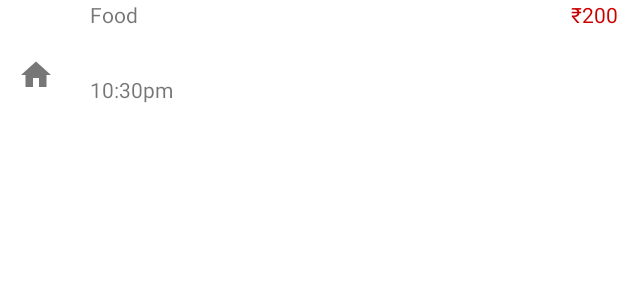
After one commit to Sarath-Sivakumar/Fury, an Android app: the layout exp_list_item.xml on its own in the app's theme, with its tools: preview values and no code run, on a phone screen of 412 x 824 dp. The commit adds this screen. Shown: the top 300 px of the screen. Run offline under Robolectric (Android 15) with nearby library versions, the phone set to English and light mode, and no system bars.

Commit message:
15th commit

```diff
--- a/app/src/main/res/layout/activity_main.xml
+++ b/app/src/main/res/layout/activity_main.xml
@@ -54,5 +54,6 @@
             android:layout_width="wrap_content"
             android:layout_height="match_parent"
             android:icon="@drawable/ic_home"/>
+
     </com.google.android.material.tabs.TabLayout>
 </LinearLayout>
--- /dev/null
+++ b/app/src/main/res/layout/exp_list_item.xml
@@ -0,0 +1,48 @@
+<?xml version="1.0" encoding="utf-8"?>
+<LinearLayout xmlns:android="http://schemas.android.com/apk/res/android"
+    android:layout_width="match_parent"
+    android:layout_height="100dp"
+    android:orientation="horizontal">
+
+    <ImageView
+        android:id="@+id/itemIcon"
+        android:layout_width="wrap_content"
+        android:layout_height="match_parent"
+        android:padding="12dp"
+        android:src="@drawable/ic_home" />
+
+    <LinearLayout
+        android:layout_width="0dp"
+        android:layout_height="match_parent"
+        android:layout_weight="1"
+        android:orientation="vertical">
+
+        <TextView
+            android:id="@+id/itemTitle"
+            android:layout_width="match_parent"
+            android:layout_height="0dp"
+            android:text="Food"
+            android:paddingStart="12dp"
+            android:paddingEnd="0dp"
+            android:layout_gravity="bottom|start"
+            android:layout_weight="0.5" />
+
+        <TextView
+            android:id="@+id/itemTime"
+            android:layout_width="match_parent"
+            android:layout_height="0dp"
+            android:layout_weight="0.5"
+            android:text="10:30pm"
+            android:paddingStart="12dp"
+            android:paddingEnd="0dp"
+            android:layout_gravity="bottom|start"/>
+    </LinearLayout>
+
+    <TextView
+        android:layout_width="wrap_content"
+        android:layout_height="match_parent"
+        android:text="₹200"
+        android:layout_gravity="center"
+        android:textColor="@android:color/holo_red_dark"/>
+
+</LinearLayout>
```
Also changed, not shown: app/src/main/java/app/personal/fury/ViewPagerAdapter/vpAdapter.java (+4 -4 lines), app/src/main/res/layout/fragment_exp__tracker.xml (+55 -3 lines).
